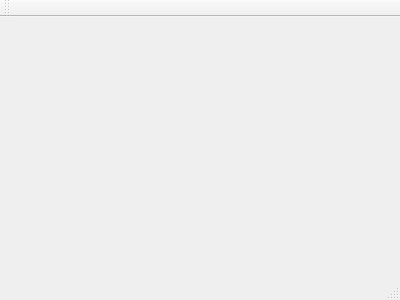
Usain-Boat/PC_app, file UsainBoat/mainwindow.ui: the form before one commit.
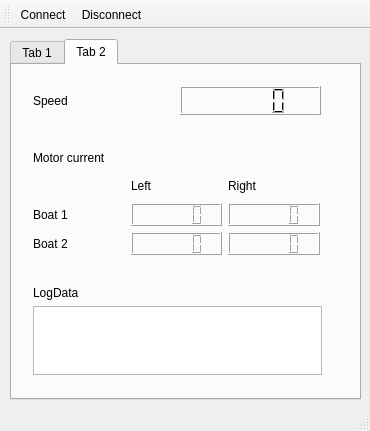
The form after the commit.

Diff of the .ui file:
```diff
--- a/UsainBoat/mainwindow.ui
+++ b/UsainBoat/mainwindow.ui
@@ -1,24 +1,222 @@
 <ui version="4.0">
  <class>MainWindow</class>
- <widget class="QMainWindow" name="MainWindow" >
-  <property name="geometry" >
+ <widget class="QMainWindow" name="MainWindow">
+  <property name="geometry">
    <rect>
     <x>0</x>
     <y>0</y>
-    <width>400</width>
-    <height>300</height>
+    <width>370</width>
+    <height>431</height>
    </rect>
   </property>
   <property name="windowTitle" >
    <string>MainWindow</string>
   </property>
-  <widget class="QMenuBar" name="menuBar" />
-  <widget class="QToolBar" name="mainToolBar" />
-  <widget class="QWidget" name="centralWidget" />
-  <widget class="QStatusBar" name="statusBar" />
+  <widget class="QWidget" name="centralWidget">
+   <widget class="QTabWidget" name="Tabbox">
+    <property name="geometry">
+     <rect>
+      <x>10</x>
+      <y>10</y>
+      <width>351</width>
+      <height>361</height>
+     </rect>
+    </property>
+    <property name="currentIndex">
+     <number>1</number>
+    </property>
+    <widget class="QWidget" name="ModeTab">
+     <attribute name="title">
+      <string>Tab 1</string>
+     </attribute>
+     <widget class="QWidget" name="verticalLayoutWidget_3">
+      <property name="geometry">
+       <rect>
+        <x>10</x>
+        <y>10</y>
+        <width>171</width>
+        <height>121</height>
+       </rect>
+      </property>
+      <layout class="QVBoxLayout" name="verticalLayout_3">
+       <item>
+        <widget class="QLabel" name="label_3">
+         <property name="text">
+          <string>Modes</string>
+         </property>
+        </widget>
+       </item>
+       <item>
+        <layout class="QVBoxLayout" name="verticalLayout_2">
+         <item>
+          <widget class="QRadioButton" name="radioButton_2">
+           <property name="text">
+            <string>Boat 1 Leads</string>
+           </property>
+           <property name="checked">
+            <bool>true</bool>
+           </property>
+          </widget>
+         </item>
+         <item>
+          <widget class="QRadioButton" name="radioButton">
+           <property name="text">
+            <string>Boat 2 Leads</string>
+           </property>
+          </widget>
+         </item>
+         <item>
+          <widget class="QRadioButton" name="radioButton_3">
+           <property name="text">
+            <string>Relay</string>
+           </property>
+          </widget>
+         </item>
+         <item>
+          <widget class="QRadioButton" name="radioButton_4">
+           <property name="text">
+            <string>Sprint</string>
+           </property>
+          </widget>
+         </item>
+        </layout>
+       </item>
+      </layout>
+     </widget>
+    </widget>
+    <widget class="QWidget" name="LogTab">
+     <attribute name="title">
+      <string>Tab 2</string>
+     </attribute>
+     <widget class="QWidget" name="verticalLayoutWidget">
+      <property name="geometry">
+       <rect>
+        <x>10</x>
+        <y>210</y>
+        <width>311</width>
+        <height>111</height>
+       </rect>
+      </property>
+      <layout class="QVBoxLayout" name="verticalLayout">
+       <item>
+        <widget class="QLabel" name="label">
+         <property name="text">
+          <string>LogData</string>
+         </property>
+        </widget>
+       </item>
+       <item>
+        <widget class="QTextEdit" name="LogDataBrowser"/>
+       </item>
+      </layout>
+     </widget>
+     <widget class="QWidget" name="gridLayoutWidget">
+      <property name="geometry">
+       <rect>
+        <x>10</x>
+        <y>10</y>
+        <width>310</width>
+        <height>51</height>
+       </rect>
+      </property>
+      <layout class="QGridLayout" name="gridLayout">
+       <item row="0" column="0">
+        <widget class="QLabel" name="label_2">
+         <property name="text">
+          <string>Speed</string>
+         </property>
+        </widget>
+       </item>
+       <item row="0" column="1">
+        <widget class="QLCDNumber" name="lcdNumber"/>
+       </item>
+      </layout>
+     </widget>
+     <widget class="QWidget" name="gridLayoutWidget_2">
+      <property name="geometry">
+       <rect>
+        <x>10</x>
+        <y>70</y>
+        <width>309</width>
+        <height>131</height>
+       </rect>
+      </property>
+      <layout class="QGridLayout" name="gridLayout_2">
+       <item row="2" column="1">
+        <widget class="QLCDNumber" name="lcdNumber_2"/>
+       </item>
+       <item row="1" column="2">
+        <widget class="QLabel" name="label_8">
+         <property name="text">
+          <string>Right</string>
+         </property>
+        </widget>
+       </item>
+       <item row="2" column="0">
+        <widget class="QLabel" name="label_5">
+         <property name="text">
+          <string>Boat 1</string>
+         </property>
+        </widget>
+       </item>
+       <item row="2" column="2">
+        <widget class="QLCDNumber" name="lcdNumber_3"/>
+       </item>
+       <item row="3" column="0">
+        <widget class="QLabel" name="label_4">
+         <property name="text">
+          <string>Boat 2</string>
+         </property>
+        </widget>
+       </item>
+       <item row="3" column="2">
+        <widget class="QLCDNumber" name="lcdNumber_5"/>
+       </item>
+       <item row="3" column="1">
+        <widget class="QLCDNumber" name="lcdNumber_4"/>
+       </item>
+       <item row="1" column="1">
+        <widget class="QLabel" name="label_7">
+         <property name="text">
+          <string>Left</string>
+         </property>
+        </widget>
+       </item>
+       <item row="0" column="0">
+        <widget class="QLabel" name="label_6">
+         <property name="text">
+          <string>Motor current</string>
+         </property>
+        </widget>
+       </item>
+      </layout>
+     </widget>
+    </widget>
+   </widget>
+  </widget>
+  <widget class="QToolBar" name="mainToolBar">
+   <attribute name="toolBarArea">
+    <enum>TopToolBarArea</enum>
+   </attribute>
+   <attribute name="toolBarBreak">
+    <bool>false</bool>
+   </attribute>
+   <addaction name="actionConnect"/>
+   <addaction name="actionDisconnect"/>
+  </widget>
+  <widget class="QStatusBar" name="statusBar"/>
+  <action name="actionConnect">
+   <property name="text">
+    <string>Connect</string>
+   </property>
+  </action>
+  <action name="actionDisconnect">
+   <property name="text">
+    <string>Disconnect</string>
+   </property>
+  </action>
  </widget>
- <layoutDefault spacing="6" margin="11" />
- <pixmapfunction></pixmapfunction>
+ <layoutdefault spacing="6" margin="11"/>
  <resources/>
  <connections/>
 </ui>
```
Left out of the diff: 5 changed lines with no effect on the pictures.
